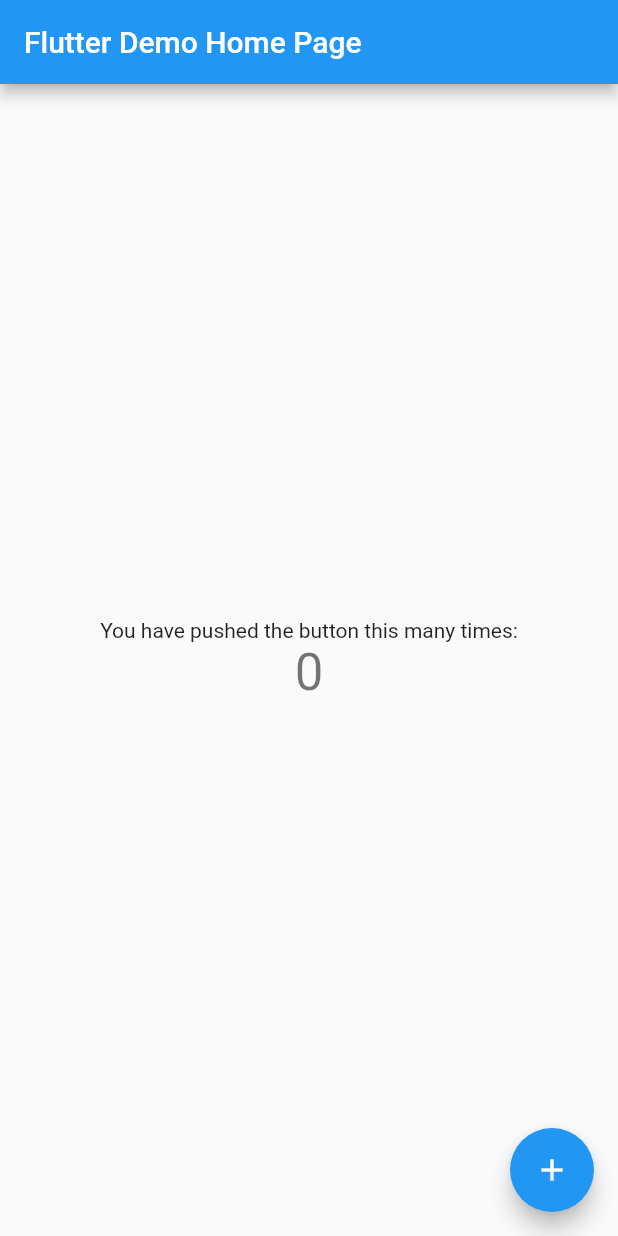
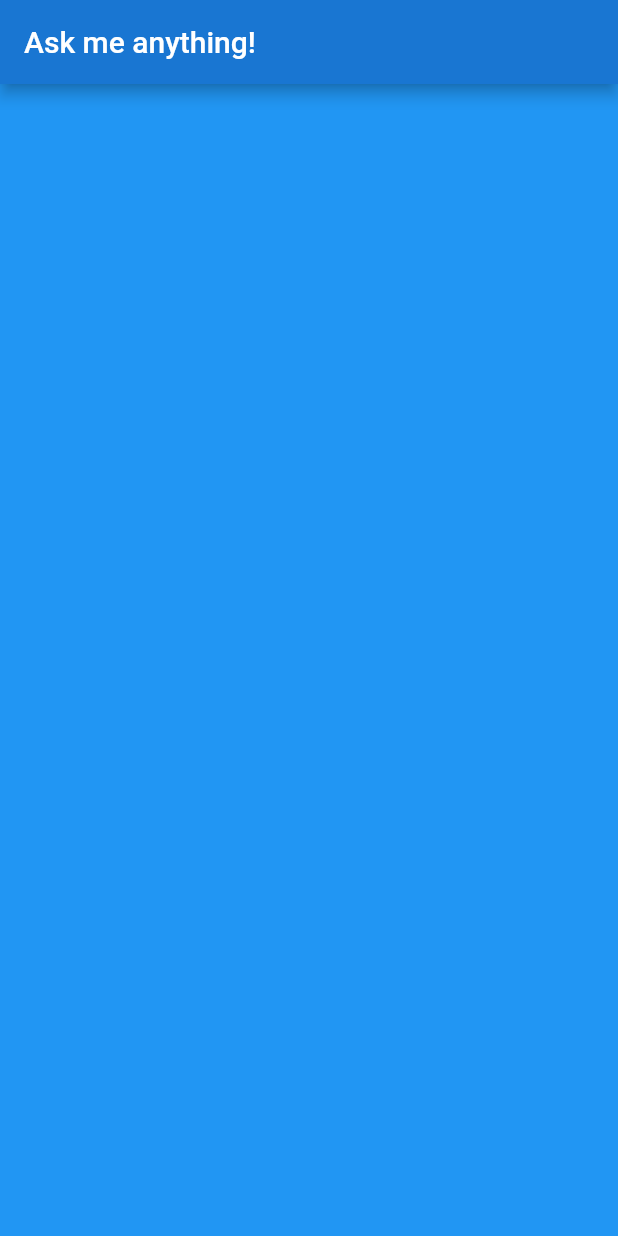
Before and after one commit to miguelopezv/magic-ball, a Flutter app: the screen it shows after launch, on a phone screen of 412 x 824 dp. Run offline on Flutter 3.47's test engine with Material 2 defaults, Android fonts, the phone set to English and light mode, and no system bars.

Commit message:
initial layout

```diff
--- a/lib/main.dart
+++ b/lib/main.dart
@@ -1,111 +1,19 @@
 import 'package:flutter/material.dart';
 
-void main() => runApp(MyApp());
+void main() => runApp(MaterialApp(
+      home: BallPage(),
+    ));
 
-class MyApp extends StatelessWidget {
-  // This widget is the root of your application.
+class BallPage extends StatelessWidget {
   @override
   Widget build(BuildContext context) {
-    return MaterialApp(
-      title: 'Flutter Demo',
-      theme: ThemeData(
-        // This is the theme of your application.
-        //
-        // Try running your application with "flutter run". You'll see the
-        // application has a blue toolbar. Then, without quitting the app, try
-        // changing the primarySwatch below to Colors.green and then invoke
-        // "hot reload" (press "r" in the console where you ran "flutter run",
-        // or simply save your changes to "hot reload" in a Flutter IDE).
-        // Notice that the counter didn't reset back to zero; the application
-        // is not restarted.
-        primarySwatch: Colors.blue,
+    return Scaffold(
+      backgroundColor: Colors.blue,
+      appBar: AppBar(
+        backgroundColor: Colors.blue[700],
+        title: Text('Ask me anything!'),
       ),
-      home: MyHomePage(title: 'Flutter Demo Home Page'),
+      body: Container(),
     );
   }
 }
-
-class MyHomePage extends StatefulWidget {
-  MyHomePage({Key key, this.title}) : super(key: key);
-
-  // This widget is the home page of your application. It is stateful, meaning
-  // that it has a State object (defined below) that contains fields that affect
-  // how it looks.
-
-  // This class is the configuration for the state. It holds the values (in this
-  // case the title) provided by the parent (in this case the App widget) and
-  // used by the build method of the State. Fields in a Widget subclass are
-  // always marked "final".
-
-  final String title;
-
-  @override
-  _MyHomePageState createState() => _MyHomePageState();
-}
-
-class _MyHomePageState extends State<MyHomePage> {
-  int _counter = 0;
-
-  void _incrementCounter() {
-    setState(() {
-      // This call to setState tells the Flutter framework that something has
-      // changed in this State, which causes it to rerun the build method below
-      // so that the display can reflect the updated values. If we changed
-      // _counter without calling setState(), then the build method would not be
-      // called again, and so nothing would appear to happen.
-      _counter++;
-    });
-  }
-
-  @override
-  Widget build(BuildContext context) {
-    // This method is rerun every time setState is called, for instance as done
-    // by the _incrementCounter method above.
-    //
-    // The Flutter framework has been optimized to make rerunning build methods
-    // fast, so that you can just rebuild anything that needs updating rather
-    // than having to individually change instances of widgets.
-    return Scaffold(
-      appBar: AppBar(
-        // Here we take the value from the MyHomePage object that was created by
-        // the App.build method, and use it to set our appbar title.
-        title: Text(widget.title),
-      ),
-      body: Center(
-        // Center is a layout widget. It takes a single child and positions it
-        // in the middle of the parent.
-        child: Column(
-          // Column is also a layout widget. It takes a list of children and
-          // arranges them vertically. By default, it sizes itself to fit its
-          // children horizontally, and tries to be as tall as its parent.
-          //
-          // Invoke "debug painting" (press "p" in the console, choose the
-          // "Toggle Debug Paint" action from the Flutter Inspector in Android
-          // Studio, or the "Toggle Debug Paint" command in Visual Studio Code)
-          // to see the wireframe for each widget.
-          //
-          // Column has various properties to control how it sizes itself and
-          // how it positions its children. Here we use mainAxisAlignment to
-          // center the children vertically; the main axis here is the vertical
-          // axis because Columns are vertical (the cross axis would be
-          // horizontal).
-          mainAxisAlignment: MainAxisAlignment.center,
-          children: <Widget>[
-            Text(
-              'You have pushed the button this many times:',
-            ),
-            Text(
-              '$_counter',
-              style: Theme.of(context).textTheme.display1,
-            ),
-          ],
-        ),
-      ),
-      floatingActionButton: FloatingActionButton(
-        onPressed: _incrementCounter,
-        tooltip: 'Increment',
-        child: Icon(Icons.add),
-      ), // This trailing comma makes auto-formatting nicer for build methods.
-    );
-  }
-}
```
